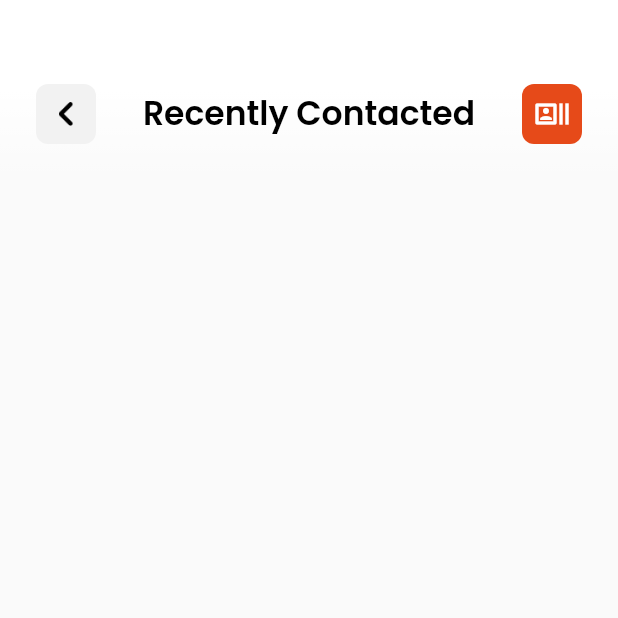
After one commit to TabsOverSpaces4/adshop, a Flutter app: the screen it shows once a user with an empty profile is signed in, after a tap on the "recent actors" icon, on a phone screen of 412 x 824 dp, the top half of it. The commit adds this screen. Run offline on Flutter 3.47's test engine with Material 2 defaults, Android fonts, the phone set to English and light mode, and no system bars; our stand-ins replace cloud_firestore, firebase_auth, firebase_core, google_fonts; accounts and stored records are empty.

Commit message:
Contacted page working

```diff
--- /dev/null
+++ b/lib/Screens/contacted.dart
@@ -0,0 +1,109 @@
+import 'package:adshop/Services/Firebase_services.dart';
+import 'package:adshop/Widgets/custom_action_bar.dart';
+import 'package:cloud_firestore/cloud_firestore.dart';
+import 'package:flutter/material.dart';
+
+import '../constants.dart';
+import 'product_page.dart';
+
+class ContactedPage extends StatefulWidget {
+  @override
+  _ContactedPageState createState() => _ContactedPageState();
+}
+
+class _ContactedPageState extends State<ContactedPage> {
+  FirebaseServices _firebaseServices = FirebaseServices();
+
+  @override
+  Widget build(BuildContext context) {
+    return Scaffold(
+      body: Stack(
+        children: [
+          FutureBuilder<QuerySnapshot>(
+            future: _firebaseServices.usersRef
+                .doc(_firebaseServices.getUserId())
+                .collection("Contacted")
+                .get(),
+            builder: (context, snapshot) {
+              if (snapshot.hasError) {
+                return Scaffold(
+                  body: Center(
+                    child: Text("Error: ${snapshot.error}"),
+                  ),
+                );
+              }
+
+              //Collected data is ready to be displayed
+              if (snapshot.connectionState == ConnectionState.done) {
+                //Display the data inside it
+                return ListView(
+                  padding: EdgeInsets.only(
+                    top: 100.0,
+                    bottom: 12.0,
+                  ),
+                  children: snapshot.data.docs.map((document) {
+                    return GestureDetector(
+                        onTap: () {
+                          Navigator.push(
+                              context,
+                              MaterialPageRoute(
+                                  builder: (context) => ProductPage(
+                                        productId: document.id,
+                                      )));
+                        },
+                        child: FutureBuilder(
+                          future: _firebaseServices.productsRef
+                              .doc(document.id)
+                              .get(),
+                          builder: (context, productSnap) {
+                            if (productSnap.hasError) {
+                              return Container(
+                                child: Center(
+                                  child: Text("${productSnap.error}"),
+                                ),
+                              );
+                            }
+
+                            if (productSnap.connectionState ==
+                                ConnectionState.done) {
+                              Map _procuctMap = productSnap.data.data();
+
+                              return Container(
+                                decoration: BoxDecoration(
+                                    borderRadius: BorderRadius.circular(12.0)),
+                                margin: EdgeInsets.symmetric(
+                                    vertical: 12.0, horizontal: 24.0),
+                                child: Container(
+                                  child: Text("${_procuctMap['Name']}"),
+                                ),
+                              );
+                            }
+
+                            return Container(
+                              child: Center(
+                                child: CircularProgressIndicator(),
+                              ),
+                            );
+                          },
+                        ));
+                  }).toList(),
+                );
+              }
+
+              //loading state
+              return Scaffold(
+                body: Center(
+                  child: CircularProgressIndicator(),
+                ),
+              );
+            },
+          ),
+          CustomActionBar(
+            hasBackArrow: true,
+            title: "Recently Contacted",
+          )
+        ],
+      ),
+    );
+  }
+}
--- a/lib/Screens/product_page.dart
+++ b/lib/Screens/product_page.dart
@@ -17,15 +17,10 @@ class ProductPage extends StatefulWidget {
 class _ProductPageState extends State<ProductPage> {
   FirebaseServices _firebaseServices = FirebaseServices();
 
-  final CollectionReference _productsRef =
-      FirebaseFirestore.instance.collection("Products");
-
-  final CollectionReference _usersRef =
-      FirebaseFirestore.instance.collection("Users");
 
 
   Future _addToCart() {
-    return _usersRef
+    return _firebaseServices.usersRef
         .doc(_firebaseServices.getUserId())
         .collection("Contacted")
         .doc(widget.productId)
@@ -38,7 +33,7 @@ class _ProductPageState extends State<ProductPage> {
         body: Stack(
       children: [
         FutureBuilder(
-          future: _productsRef.doc(widget.productId).get(),
+          future: _firebaseServices.productsRef.doc(widget.productId).get(),
           builder: (context, snapshot) {
             if (snapshot.hasError) {
               return Scaffold(
--- a/lib/Services/Firebase_services.dart
+++ b/lib/Services/Firebase_services.dart
@@ -1,9 +1,19 @@
+import 'package:cloud_firestore/cloud_firestore.dart';
 import 'package:firebase_auth/firebase_auth.dart';
 
 class FirebaseServices {
   FirebaseAuth _firebaseAuth = FirebaseAuth.instance;
+  FirebaseFirestore _firebaseFirestore = FirebaseFirestore.instance;
 
   String getUserId() {
     return _firebaseAuth.currentUser.uid;
   }
+
+  final CollectionReference productsRef =
+      FirebaseFirestore.instance.collection("Products");
+
+  final CollectionReference usersRef =
+      FirebaseFirestore.instance.collection("Users");
+
+
 }
--- a/lib/Widgets/custom_action_bar.dart
+++ b/lib/Widgets/custom_action_bar.dart
@@ -1,3 +1,4 @@
+import 'package:adshop/Screens/contacted.dart';
 import 'package:adshop/constants.dart';
 import 'package:flutter/material.dart';
 
@@ -61,7 +62,15 @@ class CustomActionBar extends StatelessWidget {
               title ?? "Action Bar",
               style: Constants.boldHeading,
             ),
-          Container(
+          GestureDetector(
+            onTap: () {
+                  Navigator.push(
+                      context,
+                      MaterialPageRoute(
+                        builder: (context) => ContactedPage(),
+                      ));
+                },
+                      child: Container(
                 width: 40.0,
                 height: 40.0,
                 decoration: BoxDecoration(
@@ -71,7 +80,8 @@ class CustomActionBar extends StatelessWidget {
                 child: Icon(
                   Icons.recent_actors_outlined,
                   color: Colors.white,
-              ))
+                )),
+          )
         ],
       ),
     );
```
Lines whose indentation alone changed are shown as unchanged.
